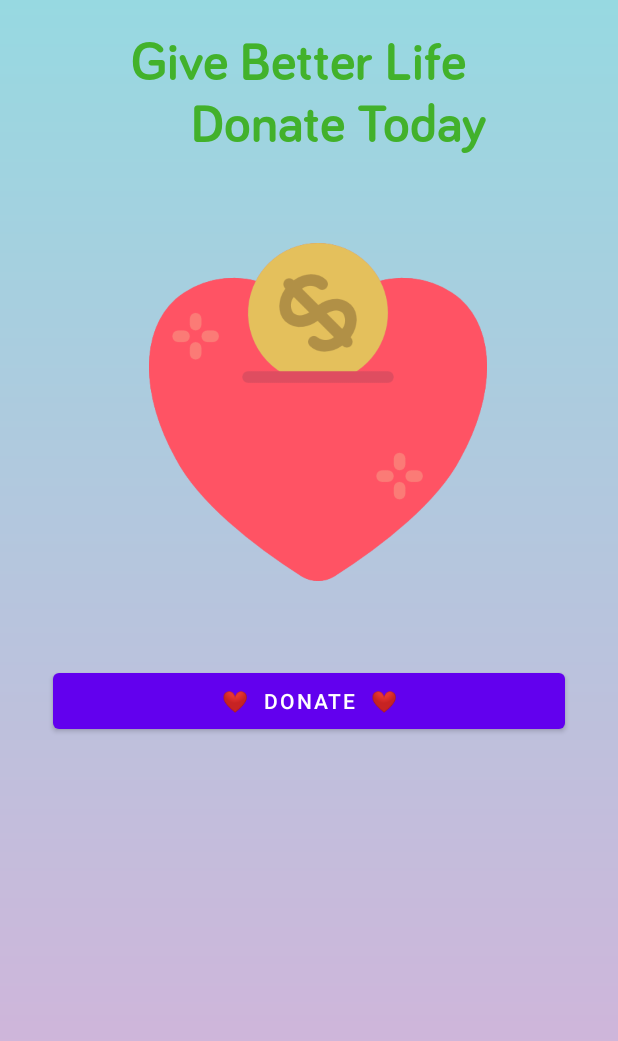
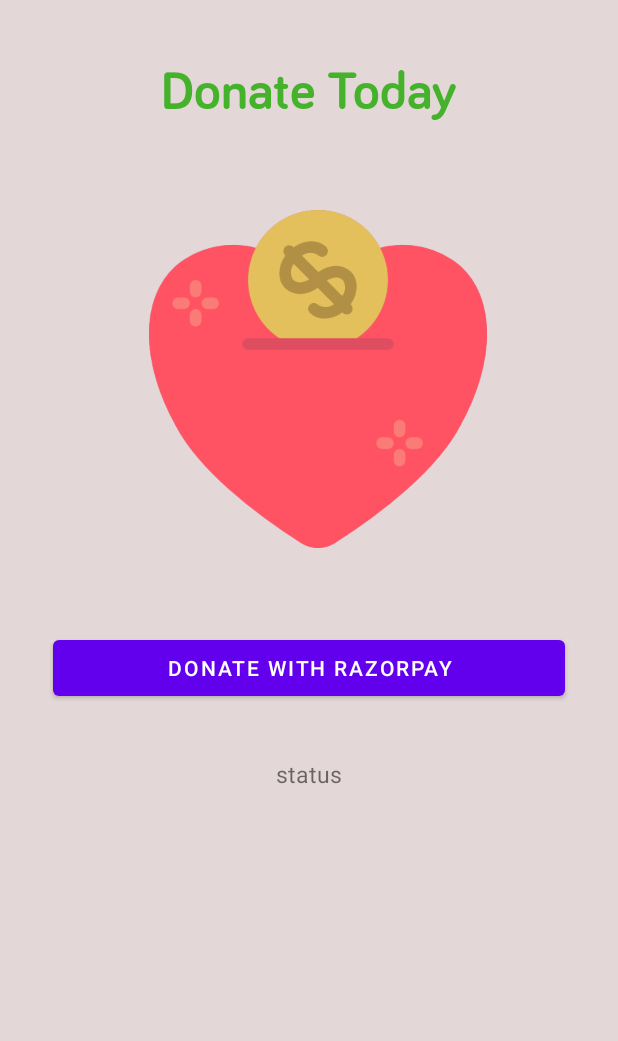
Before and after one commit to Krishnakumar59/Old-Age-Home-Android-App, an Android app: the layout activity_donatescreen.xml on its own in the app's theme, with its tools: preview values and no code run, on a phone screen of 412 x 824 dp. Shown: the top 1041 px of the screen. Run offline under Robolectric (Android 15) with nearby library versions, the phone set to English and light mode, and no system bars.

Commit message:
added payment gateway and added support to android 12

```diff
--- a/app/src/main/AndroidManifest.xml
+++ b/app/src/main/AndroidManifest.xml
@@ -3,7 +3,6 @@
     package="com.singledeveloper.old_parentonlinecare">
 
     <uses-permission android:name="android.permission.INTERNET" />
-
     <application
         android:allowBackup="true"
         android:icon="@drawable/logo12"
--- a/app/src/main/java/com/singledeveloper/old_parentonlinecare/MainActivity.java
+++ b/app/src/main/java/com/singledeveloper/old_parentonlinecare/MainActivity.java
@@ -37,6 +37,6 @@
                 startActivity(i);
                 finish();
             }
-        }, 3000);
+        }, 1000);
     }
 }
--- a/app/src/main/java/com/singledeveloper/old_parentonlinecare/MainHomeActivity.java
+++ b/app/src/main/java/com/singledeveloper/old_parentonlinecare/MainHomeActivity.java
@@ -8,10 +8,7 @@
 import androidx.appcompat.app.AppCompatActivity;
 import androidx.cardview.widget.CardView;
 
-
 public class MainHomeActivity extends AppCompatActivity {
-
-
     CardView addmember;
     CardView ourfamily;
     CardView donate;
--- a/app/src/main/res/layout/activity_details_upload.xml
+++ b/app/src/main/res/layout/activity_details_upload.xml
@@ -5,7 +5,7 @@
     xmlns:tools="http://schemas.android.com/tools"
     android:layout_width="match_parent"
     android:layout_height="match_parent"
-    android:background="@drawable/mygradient"
+    android:background="#E4D7D7"
     android:orientation="vertical"
     tools:context=".DetailsUpload">
 
--- a/app/src/main/res/layout/activity_donatescreen.xml
+++ b/app/src/main/res/layout/activity_donatescreen.xml
@@ -5,7 +5,7 @@
     xmlns:tools="http://schemas.android.com/tools"
     android:layout_width="match_parent"
     android:layout_height="match_parent"
-    android:background="@drawable/mygradient"
+    android:background="#E4D7D7"
     android:orientation="vertical"
     tools:context=".donatescreen">
 
@@ -15,12 +15,12 @@
         android:layout_width="wrap_content"
         android:layout_height="wrap_content"
         android:layout_marginStart="16dp"
-        android:layout_marginTop="16dp"
+        android:layout_marginTop="35dp"
         android:layout_gravity="center"
         android:layout_marginEnd="16dp"
         android:layout_marginBottom="16dp"
         android:fontFamily="@font/bariol_bold"
-        android:text="Give Better Life \n \t\t\tDonate Today"
+        android:text="Donate Today"
         android:textColor="#FA40B027"
         android:textSize="36sp" />
     <RelativeLayout
@@ -45,14 +45,23 @@
     </RelativeLayout>
 
     <Button
-        android:onClick="donatemessage"
+        android:id="@+id/pay_btn"
         android:layout_width="match_parent"
         android:layout_margin="35dp"
         android:layout_height="49dp"
         android:layout_gravity="center_horizontal"
+        android:text="Donate with Razorpay"
 
-        android:text="❤️  Donate  ❤️"
 
+        />
+
+    <TextView
+        android:layout_width="wrap_content"
+        android:layout_height="wrap_content"
+        android:text="@string/payment_status"
+        android:textSize="15sp"
+        android:layout_gravity="center_horizontal"
+        android:id="@+id/pay_status"
         />
 
 
--- a/app/src/main/res/layout/item.xml
+++ b/app/src/main/res/layout/item.xml
@@ -11,7 +11,8 @@
     <androidx.constraintlayout.widget.ConstraintLayout
         android:layout_width="match_parent"
         android:layout_height="wrap_content"
-        android:paddingBottom="12dp">
+        android:paddingBottom="12dp"
+        android:background="#DCCCCC">
 
         <TextView
             android:id="@+id/titleTextView"
@@ -53,7 +54,7 @@
             app:etv_animationTime="20"
             app:etv_expandLines="0"
             app:etv_showLine="false"
-            app:etv_textContentColor="@color/teal_200"
+            app:etv_textContentColor="#9C27B0"
             app:etv_textContentSize="14sp"
             app:etv_textExpand="Show more"
             app:etv_textShrink="Show less"
--- a/app/src/main/res/layout/singlerow.xml
+++ b/app/src/main/res/layout/singlerow.xml
@@ -6,13 +6,13 @@
     xmlns:app="http://schemas.android.com/apk/res-auto"
     app:cardCornerRadius="5dp"
     android:elevation="5dp"
-    android:background="@drawable/mygradient"
+    android:background="#E4D7D7"
     app:cardUseCompatPadding="true">
 
     <RelativeLayout
         android:layout_width="match_parent"
         android:layout_height="117dp"
-        android:background="@drawable/mygradient"
+        android:background="#E4D7D7"
         android:padding="15dp">
 
         <de.hdodenhof.circleimageview.CircleImageView
--- a/app/src/main/res/values/strings.xml
+++ b/app/src/main/res/values/strings.xml
@@ -66,9 +66,7 @@
         Retirement home in India\n
         Address: JRA-41, Karath Road Opp. MRF Tyre Service, Puthiya Kavu Valavu, Puthiyakavu, Thrippunithura, Ernakulam, Kerala 682301, India\n
         Phone: +91 484 278 2960</string>
-
-
-
+    <string name="payment_status">status</string>
 
 
 </resources>
--- a/build.gradle
+++ b/build.gradle
@@ -6,7 +6,7 @@
     }
     dependencies {
         classpath 'com.android.tools.build:gradle:7.4.2'
-        classpath 'com.google.gms:google-services:4.3.10'
+        classpath 'com.google.gms:google-services:4.3.15'
 
         // NOTE: Do not place your application dependencies here; they belong
         // in the individual module build.gradle files
```
Also changed, not shown: app/build.gradle (+16 -14 lines), app/src/main/java/com/singledeveloper/old_parentonlinecare/donatescreen.java (+71 -5 lines).
